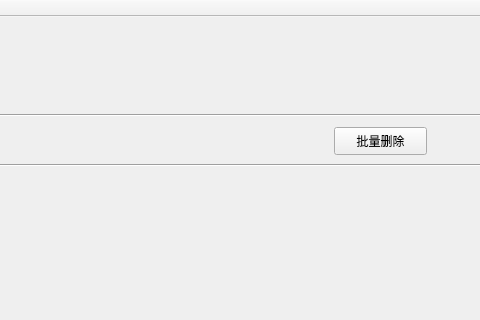
Qt form mainwindow.ui (HustGw/CLLLLLLLSAFFFFFEWINN) before a commit; both pictures show x 426 to 906 and y 0 to 320 of the 1165 by 708 pixel window.
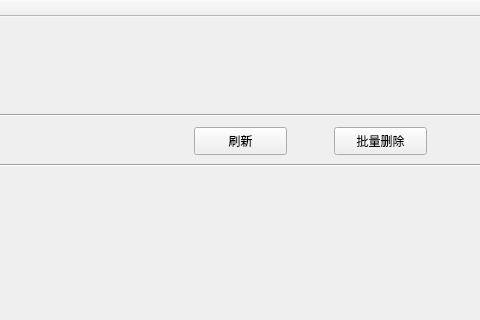
The same form after that commit. The open tabs and pages were chosen to show the change.

```diff
--- a/mainwindow.ui
+++ b/mainwindow.ui
@@ -359,6 +359,19 @@
        <string>批量删除</string>
       </property>
      </widget>
+     <widget class="QPushButton" name="pushButton_9">
+      <property name="geometry">
+       <rect>
+        <x>440</x>
+        <y>10</y>
+        <width>93</width>
+        <height>28</height>
+       </rect>
+      </property>
+      <property name="text">
+       <string>刷新</string>
+      </property>
+     </widget>
     </widget>
    </widget>
    <widget class="Line" name="line_2">
```
Left out of the diff: 17 changed lines with no effect on the pictures.
